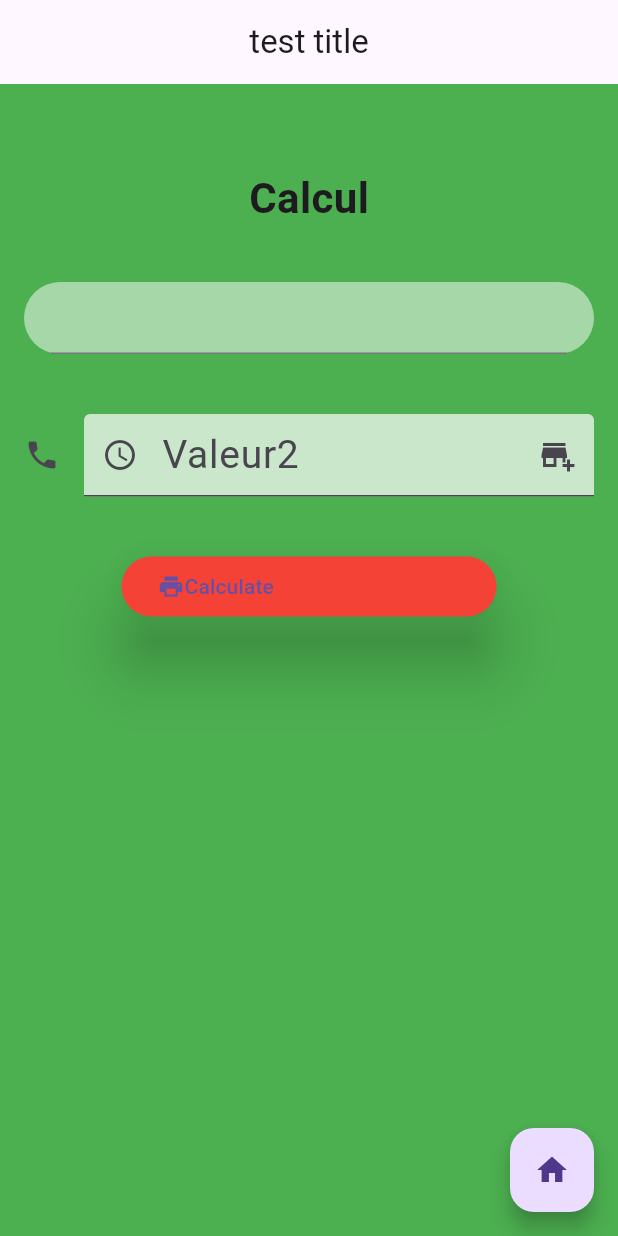
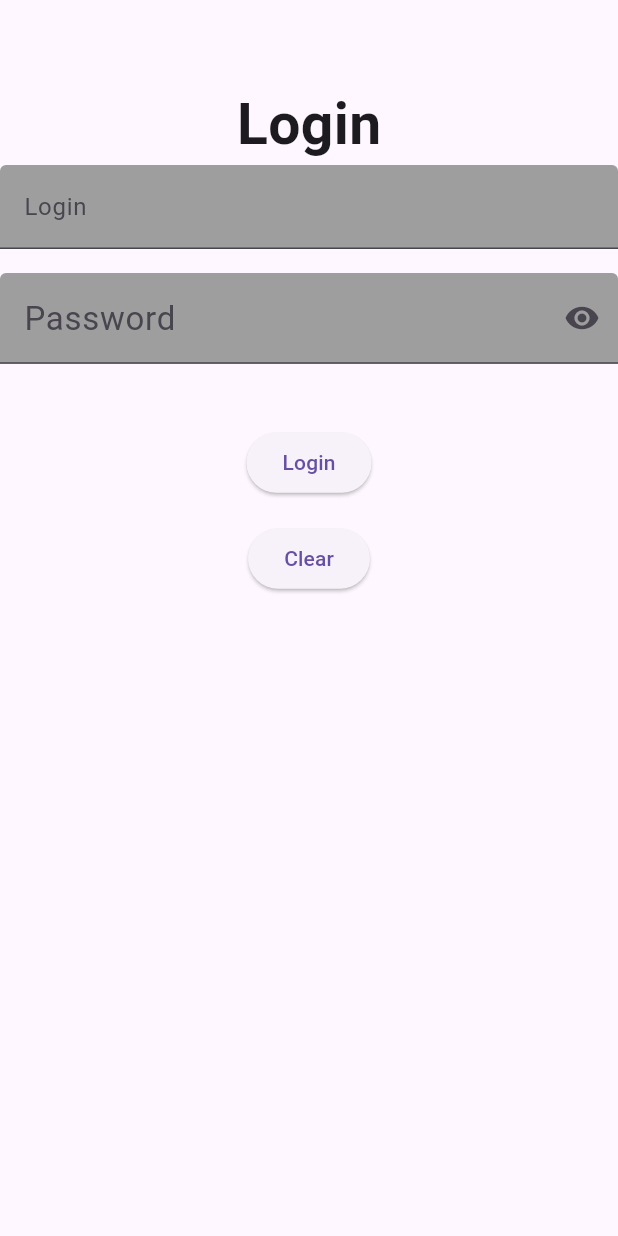
Before and after one commit to mokhles404/Mokhles-Coding-Tutorials, a Flutter app: the screen it shows after launch, on a phone screen of 412 x 824 dp. Run offline on Flutter 3.47's test engine with Material 3 defaults, Android fonts, the phone set to English and light mode, and no system bars.

Commit message:
code of seance3

```diff
--- a/lib/main.dart
+++ b/lib/main.dart
@@ -3,93 +3,222 @@ import 'package:flutter/material.dart';
 void main() => runApp(MyApp());
 
 class MyApp extends StatelessWidget {
-  const MyApp({Key? key}) : super(key: key);
+  const MyApp({super.key});
 
   @override
   Widget build(BuildContext context) {
-    double val1 = 0;
-    double val2 = 0;
     return MaterialApp(
-      home: Scaffold(
-        backgroundColor: Colors.green,
+
+      home: Page1(),
+    );
+  }
+}
+
+
+
+
+
+
+
+
+
+class Page2 extends StatefulWidget {
+  const Page2({super.key});
+
+  @override
+  State<Page2> createState() => _Page2State();
+}
+
+class _Page2State extends State<Page2> {
+  @override
+
+  int count =0;
+
+
+  Widget build(BuildContext context) {
+    double width =MediaQuery.sizeOf(context).width;
+    double height =MediaQuery.sizeOf(context).height;
+    return Scaffold(
+      backgroundColor: Colors.cyan,
         appBar: AppBar(
-          title: Text("test title"),
+          title: Text("Count"),
           centerTitle: true,
         ),
-        body: Padding(
-          padding: const EdgeInsets.all(16.0),
-          child: Column(
-            children: [
-              SizedBox(
-                height: 40,
-              ),
-              Text(
-                "Calcul",
-                style: TextStyle(fontSize: 28, fontWeight: FontWeight.bold),
-              ),
-              SizedBox(
-                height: 36,
-              ),
-              Container(
-                padding: EdgeInsets.symmetric(horizontal: 18),
-                  decoration: BoxDecoration(
-                  color: Colors.white.withOpacity(.5),
-                    borderRadius: BorderRadius.circular(36)
-                  ),
-                  child: TextField(
-                    onChanged: (String valeur) {
-                      val1 = double.tryParse(valeur)!;
-                    },
-                  )),
-              SizedBox(
-                height: 40,
-              ),
-              TextField(
-                style: TextStyle(fontSize: 26),
-                onChanged: (String valeur) {
-                  val2 = double.tryParse(valeur)!;
-                },
+      body: Container(
+        width: width,
+        height: height,
+        child: Column(
+          crossAxisAlignment: CrossAxisAlignment.center,
+          mainAxisAlignment: MainAxisAlignment.center,
+          children: [
 
-                decoration: InputDecoration(
-                  icon: Icon(Icons.phone)      ,
-                  fillColor: Colors.white70 ,
-                  filled: true,
-                  hintText: "Valeur2"    ,
-                  prefixIcon: Icon(Icons.access_time),
-                  suffixIcon: Icon(Icons.add_business)
+            Text(count.toString(),style: TextStyle(fontSize: 36),),
 
 
-                ),
-              ),
-              SizedBox(
-                height: 36,
-              ),
-              ElevatedButton(
-                style: ElevatedButton.styleFrom(
-                  elevation: 18,
-                  maximumSize: Size(250,66),
-                  backgroundColor: Colors.red
-                ),
-                onPressed: () {
-                  print(val1 + val2);
-                },
-                child: Row(
-                  children: [
-                    Icon(Icons.print),
-                    Text("Calculate")
-                  ],
-                ),
-              )
-            ],
-          ),
-        ),
-        floatingActionButton: FloatingActionButton(
-          onPressed: () {
-            print("Test");
-          },
-          child: Icon(Icons.home),
+
+
+            ElevatedButton(onPressed: (){
+
+                  setState(() {
+                    count++;
+                  });
+
+
+            }, child: Icon(Icons.add)),
+            ElevatedButton(onPressed: (){
+
+
+
+              setState(() {
+                count--;
+              });
+
+            }, child: Icon(Icons.minimize)),
+
+
+            ElevatedButton(onPressed: (){
+           Navigator.pop(context);
+
+            }, child: Text("Back")),
+
+
+          ],
         ),
       ),
     );
   }
 }
+
+
+
+
+
+
+
+
+
+
+
+
+
+
+
+
+class Page1 extends StatefulWidget {
+   Page1({super.key});
+
+  @override
+  State<Page1> createState() => _Page1State();
+}
+
+class _Page1State extends State<Page1> {
+   TextEditingController text1 =TextEditingController();
+
+   TextEditingController text2 =TextEditingController();
+
+    String error="";
+    int count =0;
+    bool show=true;
+
+  @override
+  Widget build(BuildContext context) {
+
+    return Scaffold(
+      appBar: AppBar(),
+      body: Container(
+        width: MediaQuery.sizeOf(context).width,
+        child: Column(
+          crossAxisAlignment: CrossAxisAlignment.center,
+          children: [
+            Text("Login",style: TextStyle(fontSize: 38,fontWeight: FontWeight.bold),),
+
+            TextField(
+              controller: text1,
+              decoration: InputDecoration(
+                labelText: "Login",
+                fillColor: Colors.grey,
+                filled: true
+              ),
+
+            ),
+            SizedBox(height: 16,),
+            TextField(
+              obscureText: show,
+              controller: text2,
+              decoration: InputDecoration(
+                labelText: "Password",
+                labelStyle: TextStyle(fontSize: 22),
+                fillColor: Colors.grey,
+                filled: true,
+                suffixIcon: IconButton(onPressed: () {
+
+                  show=!show;
+                  setState(() {
+
+                  });
+
+                }, icon: Icon(Icons.remove_red_eye),
+
+                )
+              ),
+
+            ),
+            SizedBox(height: 16,),
+
+            Text(error,style: TextStyle(fontSize: 18,color: Colors.red),),
+
+            ElevatedButton(onPressed: (){
+              setState(() {
+                error="";
+              });
+              if(!text1.text.contains("@")){
+                print("this not  correct email");
+
+                setState(() {
+                  error="this not correct email";
+              });
+                return;
+              }
+
+              if(text1.text!="login@gmail.com"){
+                setState(() {
+                  error="login Incorrect";
+                });
+                return;
+              }
+              if(text2.text!="12345"){
+                setState(() {
+                  error="Password Incorrect";
+                });
+                return;
+              }
+
+
+              Navigator.push(
+                context,
+                MaterialPageRoute(builder: (context) => const Page2()),
+              );
+
+
+
+
+            }, child: Text("Login")),
+
+          SizedBox(height: 16,),
+
+            ElevatedButton(onPressed: (){
+              print("***********");
+              print(error);
+              print("***********");
+
+            }, child: Text("Clear")),
+
+
+
+
+          ],
+        ),
+      ),
+    );
+  }
+}
```
